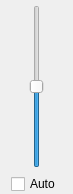
Qt form qualitydialog.ui (savoirfairelinux/jami-client-windows) before a commit.
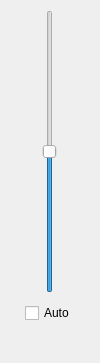
The same form after that commit.

Commit message:
improve callutilsdialog and qualitydialog
- adds a fancy shape to callutilsdialog/qualitydialog.
- adds few animation.
- keeps the overlay rendered while callutilsdialog/qualitydialog is open.
- adds the file used as mask for the spike.

Tuleap: #148

Diff of the .ui file:
```diff
--- a/qualitydialog.ui
+++ b/qualitydialog.ui
@@ -6,19 +6,22 @@
    <rect>
     <x>0</x>
     <y>0</y>
-    <width>73</width>
-    <height>194</height>
+    <width>100</width>
+    <height>363</height>
    </rect>
   </property>
   <property name="windowTitle">
    <string>Dialog</string>
   </property>
   <layout class="QVBoxLayout" name="verticalLayout">
+   <property name="spacing">
+    <number>0</number>
+   </property>
    <property name="leftMargin">
     <number>0</number>
    </property>
    <property name="topMargin">
-    <number>5</number>
+    <number>0</number>
    </property>
    <property name="rightMargin">
     <number>0</number>
@@ -27,7 +30,25 @@
     <number>0</number>
    </property>
    <item>
-    <layout class="QHBoxLayout" name="horizontalLayout">
+    <widget class="QWidget" name="roundedFrame" native="true">
+     <layout class="QVBoxLayout" name="tata_2">
+      <property name="spacing">
+       <number>10</number>
+      </property>
+      <property name="leftMargin">
+       <number>10</number>
+      </property>
+      <property name="topMargin">
+       <number>10</number>
+      </property>
+      <property name="rightMargin">
+       <number>10</number>
+      </property>
+      <property name="bottomMargin">
+       <number>10</number>
+      </property>
+      <item>
+       <layout class="QHBoxLayout" name="horizontalLayout_4">
      <property name="bottomMargin">
       <number>0</number>
      </property>
@@ -47,12 +68,12 @@
     </layout>
    </item>
    <item>
-    <layout class="QHBoxLayout" name="horizontalLayout_2">
+       <layout class="QHBoxLayout" name="horizontalLayout_5">
      <property name="bottomMargin">
       <number>0</number>
      </property>
      <item>
-      <spacer name="horizontalSpacer">
+         <spacer name="horizontalSpacer_5">
        <property name="orientation">
         <enum>Qt::Horizontal</enum>
        </property>
@@ -69,6 +90,56 @@
        <property name="text">
         <string>Auto</string>
        </property>
+         </widget>
+        </item>
+        <item>
+         <spacer name="horizontalSpacer_6">
+          <property name="orientation">
+           <enum>Qt::Horizontal</enum>
+          </property>
+          <property name="sizeHint" stdset="0">
+           <size>
+            <width>40</width>
+            <height>20</height>
+           </size>
+          </property>
+         </spacer>
+        </item>
+       </layout>
+      </item>
+     </layout>
+    </widget>
+   </item>
+   <item>
+    <layout class="QHBoxLayout" name="horizontalLayout">
+     <item>
+      <spacer name="horizontalSpacer">
+       <property name="orientation">
+        <enum>Qt::Horizontal</enum>
+       </property>
+       <property name="sizeHint" stdset="0">
+        <size>
+         <width>40</width>
+         <height>20</height>
+        </size>
+       </property>
+      </spacer>
+     </item>
+     <item>
+      <widget class="QWidget" name="spike" native="true">
+       <property name="minimumSize">
+        <size>
+         <width>60</width>
+         <height>30</height>
+        </size>
+       </property>
+       <property name="maximumSize">
+        <size>
+         <width>60</width>
+         <height>30</height>
+        </size>
+       </property>
+       <zorder>horizontalSpacer</zorder>
       </widget>
      </item>
      <item>
```
Lines whose indentation alone changed are shown as unchanged. The commit also changes 11 other files.
